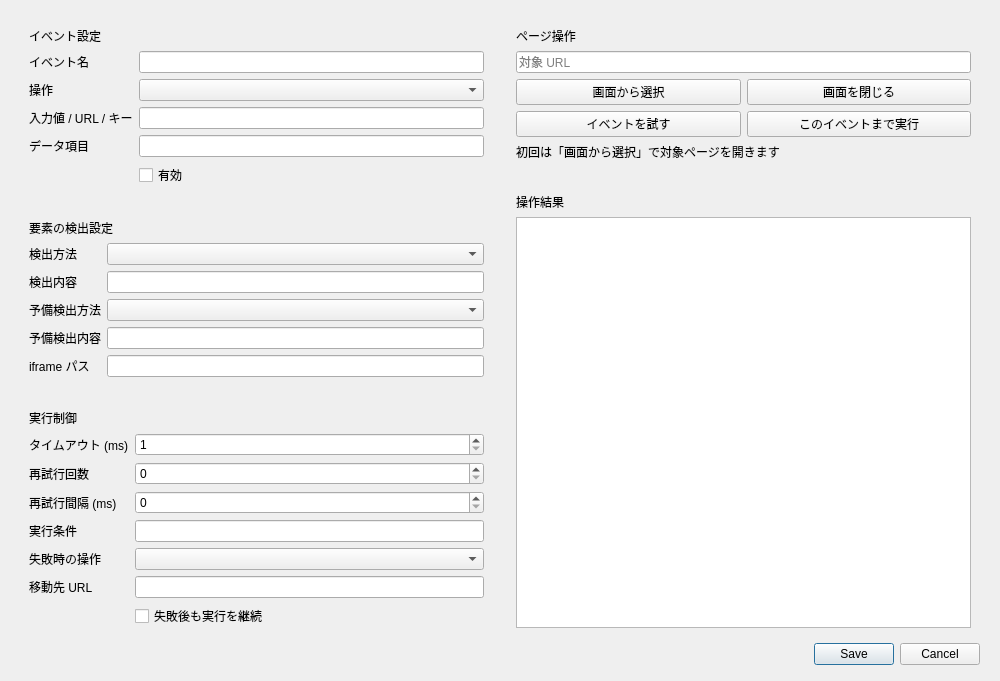
First picture: the form in qt_ui/forms/event_editor.ui, repository okasi1997/WebFlowManager, before the edit.
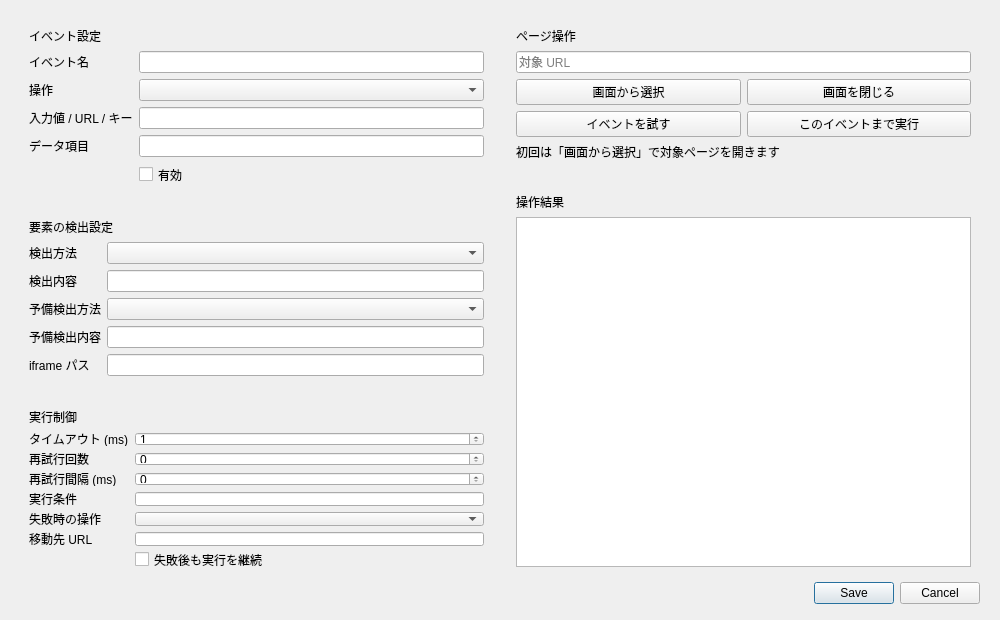
Second picture: the form after the edit.

What changed in the file:
```diff
--- a/qt_ui/forms/event_editor.ui
+++ b/qt_ui/forms/event_editor.ui
@@ -3,6 +3,8 @@
  <class>EventEditorForm</class>
  <widget class="QDialog" name="EventEditorForm">
   <property name="geometry"><rect><x>0</x><y>0</y><width>1000</width><height>620</height></rect></property>
+  <property name="minimumSize"><size><width>1000</width><height>620</height></size></property>
+  <property name="maximumSize"><size><width>1000</width><height>620</height></size></property>
   <property name="windowTitle"><string>イベント編集</string></property>
   <layout class="QVBoxLayout" name="rootLayout">
    <property name="leftMargin"><number>20</number></property><property name="topMargin"><number>18</number></property>
```
